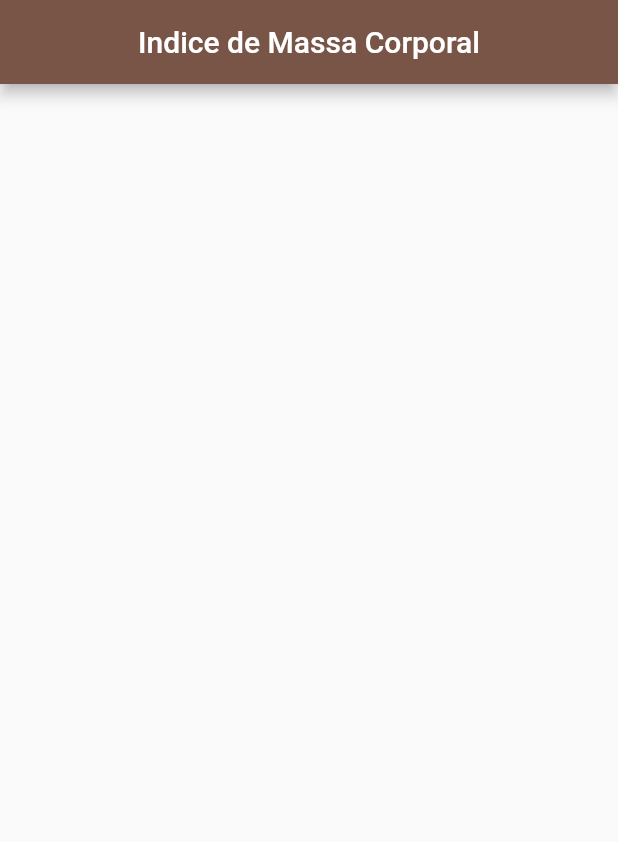
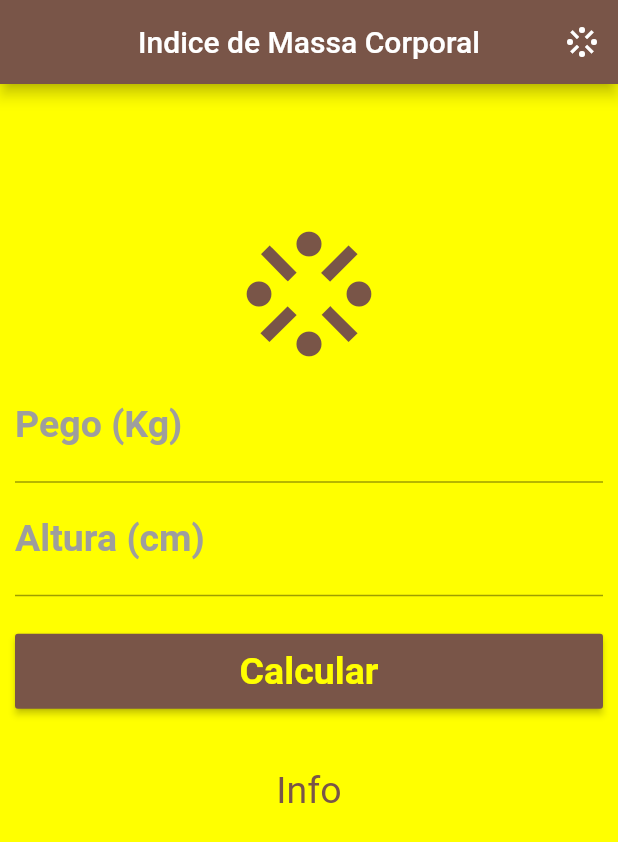
Before and after one commit to TomasMufume/imc, a Flutter app: the screen it shows after launch, on a phone screen of 412 x 824 dp. Shown: the top 842 px of the screen. Run offline on Flutter 3.47's test engine with Material 2 defaults, Android fonts, the phone set to English and light mode, and no system bars.

Commit message:
segundo commit

```diff
--- a/lib/main.dart
+++ b/lib/main.dart
@@ -19,6 +19,58 @@ class _HomeState extends State<Home> {
         backgroundColor: Colors.brown,
         title: Text("Indice de Massa Corporal", style: TextStyle(color: Colors.white),),
         centerTitle: true,
+
+        actions: [
+
+          IconButton(icon: Icon(Icons.stream), onPressed: () {})
+        ],
+      ),
+      backgroundColor: Colors.yellowAccent,
+      body: SingleChildScrollView(
+        padding: EdgeInsets.fromLTRB(10, 10, 10, 10),
+        child: Column(
+          crossAxisAlignment: CrossAxisAlignment.stretch,
+          children: [
+            Padding(padding: EdgeInsets.all(40)),
+
+            Icon(Icons.stream, size: 100, color: Colors.brown,),
+            TextField(
+              keyboardType: TextInputType.number,
+              decoration: InputDecoration(
+                labelText: "Pego (Kg)",
+                labelStyle: TextStyle(color: Colors.grey),
+              ),
+              textAlign: TextAlign.center,
+              style: TextStyle(color: Colors.brown, fontSize: 25, fontWeight: FontWeight.bold),
+
+            ),
+            TextField(
+              keyboardType: TextInputType.number,
+              decoration: InputDecoration(
+                labelText: "Altura (cm)",
+                labelStyle: TextStyle(color: Colors.grey),
+              ),
+              textAlign: TextAlign.center,
+              style: TextStyle(color: Colors.brown, fontSize: 25, fontWeight: FontWeight.bold),
+
+            ),
+            Padding(
+              padding: EdgeInsets.only(top: 25, bottom: 40),
+              child: Container(
+                height: 50,
+                child: RaisedButton(
+                  onPressed: () {},
+                  child: Text("Calcular",
+                    style: TextStyle(color: Colors.yellowAccent, fontSize: 25, fontWeight: FontWeight.bold),
+                  ),
+                  color: Colors.brown,
+                ),
+              ),
+            ),
+            Text("Info",textAlign: TextAlign.center, style: TextStyle(color: Colors.brown, fontSize: 25), )
+          ],
+
+        ),
       ),
     );
   }
```
